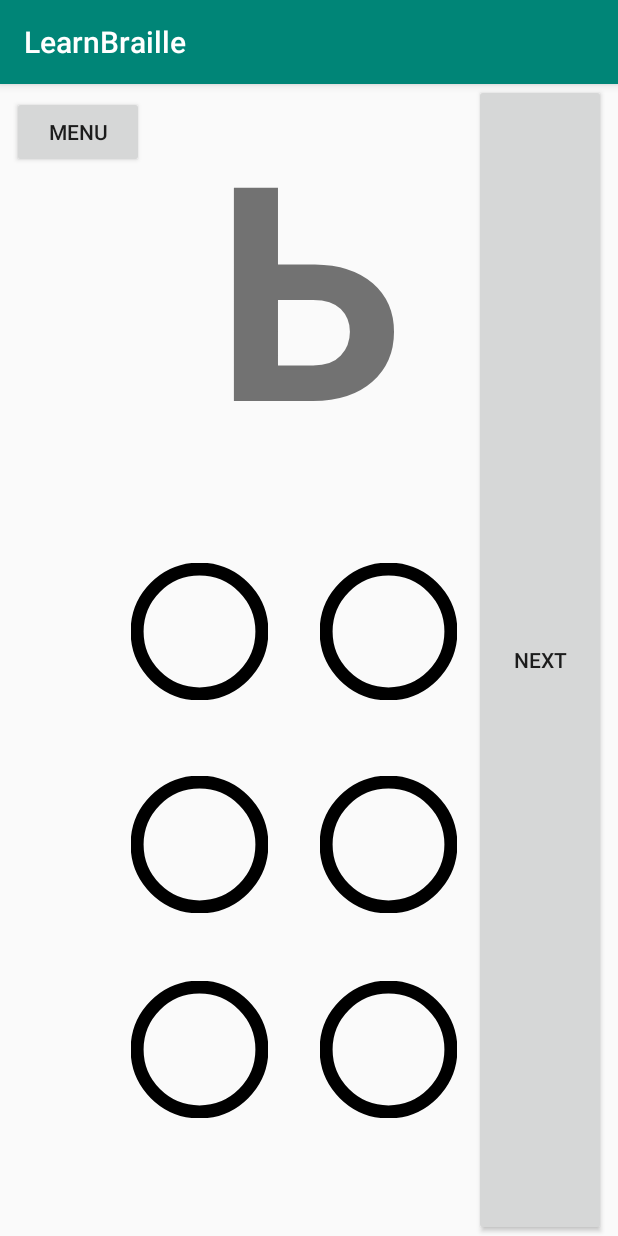
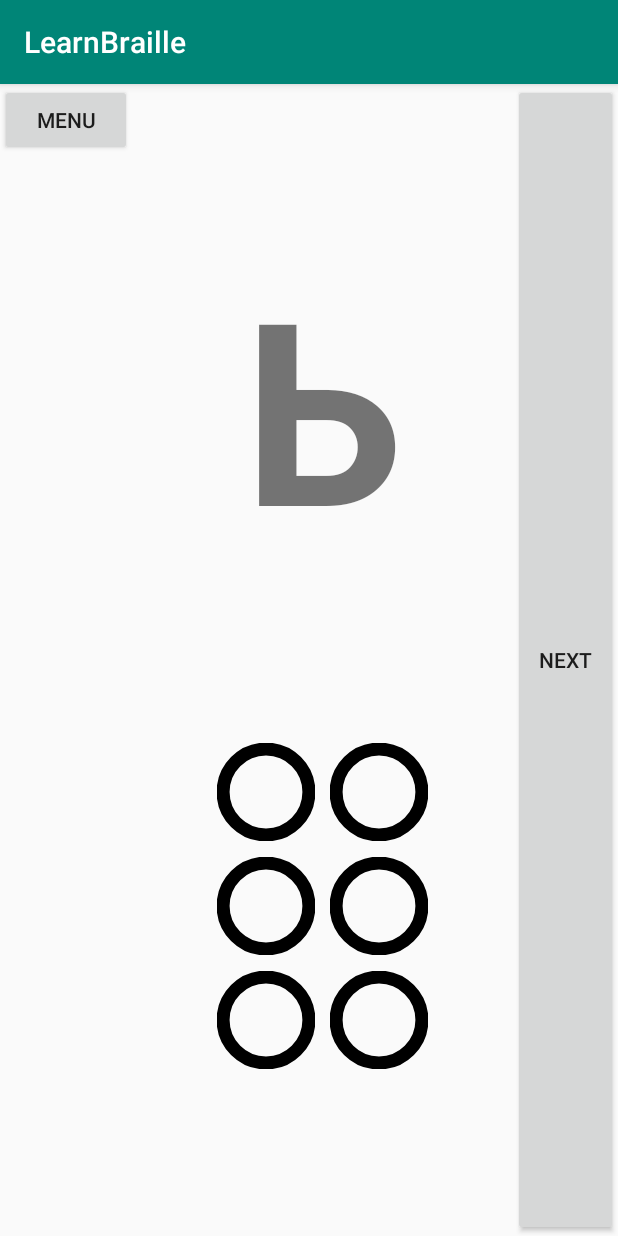
Before and after one commit to braille-systems/learn-braille, an Android app: the PracticeFragment screen opened through its navigation route, on a phone screen of 412 x 824 dp. Run offline under Robolectric (Android 15) with nearby library versions, the phone set to English and light mode, and no system bars; our stand-ins replace data binding.

Commit message:
#2.3 add more relation constraints to fit small screen sizes

```diff
--- a/android/app/src/main/res/drawable/checked_round_checkbox.xml
+++ b/android/app/src/main/res/drawable/checked_round_checkbox.xml
@@ -4,6 +4,6 @@
     <solid
         android:color="@android:color/black" />
     <size
-        android:width="35dp"
-        android:height="35dp"/>
+        android:width="@dimen/braille_dot_size"
+        android:height="@dimen/braille_dot_size"/>
 </shape>
--- a/android/app/src/main/res/drawable/unchecked_round_checkbox.xml
+++ b/android/app/src/main/res/drawable/unchecked_round_checkbox.xml
@@ -2,9 +2,9 @@
 <shape xmlns:android="http://schemas.android.com/apk/res/android"
     android:shape="oval">
     <stroke
-        android:width="3dp"
+        android:width="@dimen/braille_dots_unchecked_width"
         android:color="@android:color/black"/>
     <size
-        android:width="35dp"
-        android:height="35dp"/>
+        android:width="@dimen/braille_dot_size"
+        android:height="@dimen/braille_dot_size"/>
 </shape>
--- a/android/app/src/main/res/layout/fragment_practice.xml
+++ b/android/app/src/main/res/layout/fragment_practice.xml
@@ -14,52 +14,52 @@
                 android:layout_width="wrap_content"
                 android:layout_height="wrap_content"
                 android:text=""
-            android:textSize="200sp"
+                android:textSize="170sp"
                 android:textStyle="bold"
-            app:layout_constraintEnd_toEndOf="parent"
+                app:layout_constraintBottom_toTopOf="@+id/constraintLayout2"
+                app:layout_constraintEnd_toStartOf="@+id/next_button"
                 app:layout_constraintHorizontal_bias="0.5"
-            app:layout_constraintStart_toStartOf="parent"
+                app:layout_constraintStart_toEndOf="@+id/main_menu_button"
                 app:layout_constraintTop_toTopOf="parent"
                 tools:text="M" />
 
         <Button
                 android:id="@+id/next_button"
-            android:layout_width="wrap_content"
+                android:layout_width="70sp"
                 android:layout_height="0dp"
-            android:layout_marginEnd="8dp"
                 android:text="@string/practice_next"
+                android:textSize="14sp"
                 app:layout_constraintBottom_toBottomOf="parent"
                 app:layout_constraintEnd_toEndOf="parent"
-            app:layout_constraintTop_toTopOf="parent" />
+                app:layout_constraintTop_toTopOf="parent"
+                app:layout_constraintVertical_bias="0.0" />
 
         <Button
                 android:id="@+id/main_menu_button"
                 android:layout_width="wrap_content"
                 android:layout_height="wrap_content"
-            android:layout_marginStart="8dp"
-            android:layout_marginTop="8dp"
                 android:text="@string/practice_menu"
                 app:layout_constraintStart_toStartOf="parent"
                 app:layout_constraintTop_toTopOf="parent" />
 
         <androidx.constraintlayout.widget.ConstraintLayout
                 android:id="@+id/constraintLayout2"
-            android:layout_width="0dp"
-            android:layout_height="0dp"
-            android:layout_marginEnd="20dp"
+                android:layout_width="wrap_content"
+                android:layout_height="wrap_content"
                 app:layout_constraintBottom_toBottomOf="parent"
-            app:layout_constraintEnd_toEndOf="parent"
-            app:layout_constraintHorizontal_bias="1.0"
-            app:layout_constraintStart_toStartOf="parent"
-            app:layout_constraintTop_toBottomOf="@+id/letter"
-            app:layout_constraintVertical_bias="0.0">
+                app:layout_constraintEnd_toEndOf="@+id/letter"
+                app:layout_constraintStart_toStartOf="@+id/letter"
+                app:layout_constraintTop_toBottomOf="@+id/letter">
 
             <CheckBox
                     android:id="@+id/dotButton1"
                     style="@style/brailleDots"
                     android:layout_width="wrap_content"
                     android:layout_height="wrap_content"
-                android:layout_marginStart="25dp"
+                    android:layout_marginStart="@dimen/braille_dots_outer_horizontal_margin"
+                    android:layout_marginTop="@dimen/braille_dots_outer_vertical_margin"
+                    android:layout_marginEnd="@dimen/braille_dots_inner_horizontal_margin"
+                    android:layout_marginBottom="@dimen/braille_dots_inner_vertical_margin"
                     android:button="@drawable/round_checkbox"
                     android:scaleX="2.6"
                     android:scaleY="2.6"
@@ -75,9 +75,10 @@
                     style="@style/brailleDots"
                     android:layout_width="wrap_content"
                     android:layout_height="wrap_content"
-                android:layout_marginStart="25dp"
-                android:layout_marginTop="25dp"
-                android:layout_marginBottom="20dp"
+                    android:layout_marginStart="@dimen/braille_dots_outer_horizontal_margin"
+                    android:layout_marginTop="@dimen/braille_dots_inner_vertical_margin"
+                    android:layout_marginEnd="@dimen/braille_dots_outer_horizontal_margin"
+                    android:layout_marginBottom="@dimen/braille_dots_inner_vertical_margin"
                     android:button="@drawable/round_checkbox"
                     android:scaleX="2.6"
                     android:scaleY="2.6"
@@ -92,8 +93,10 @@
                     style="@style/brailleDots"
                     android:layout_width="wrap_content"
                     android:layout_height="wrap_content"
-                android:layout_marginStart="25dp"
-                android:layout_marginBottom="25dp"
+                    android:layout_marginStart="@dimen/braille_dots_outer_horizontal_margin"
+                    android:layout_marginTop="@dimen/braille_dots_inner_vertical_margin"
+                    android:layout_marginEnd="@dimen/braille_dots_outer_horizontal_margin"
+                    android:layout_marginBottom="@dimen/braille_dots_outer_vertical_margin"
                     android:button="@drawable/round_checkbox"
                     android:scaleX="2.6"
                     android:scaleY="2.6"
@@ -108,7 +111,10 @@
                     style="@style/brailleDots"
                     android:layout_width="wrap_content"
                     android:layout_height="wrap_content"
-                android:layout_marginEnd="25dp"
+                    android:layout_marginStart="@dimen/braille_dots_outer_horizontal_margin"
+                    android:layout_marginTop="@dimen/braille_dots_outer_vertical_margin"
+                    android:layout_marginEnd="@dimen/braille_dots_outer_horizontal_margin"
+                    android:layout_marginBottom="@dimen/braille_dots_inner_vertical_margin"
                     android:button="@drawable/round_checkbox"
                     android:scaleX="2.6"
                     android:scaleY="2.6"
@@ -123,9 +129,10 @@
                     style="@style/brailleDots"
                     android:layout_width="wrap_content"
                     android:layout_height="wrap_content"
-                android:layout_marginTop="25dp"
-                android:layout_marginEnd="25dp"
-                android:layout_marginBottom="20dp"
+                    android:layout_marginStart="@dimen/braille_dots_inner_horizontal_margin"
+                    android:layout_marginTop="@dimen/braille_dots_inner_vertical_margin"
+                    android:layout_marginEnd="@dimen/braille_dots_outer_horizontal_margin"
+                    android:layout_marginBottom="@dimen/braille_dots_inner_vertical_margin"
                     android:button="@drawable/round_checkbox"
                     android:scaleX="2.6"
                     android:scaleY="2.6"
@@ -140,8 +147,10 @@
                     style="@style/brailleDots"
                     android:layout_width="wrap_content"
                     android:layout_height="wrap_content"
-                android:layout_marginEnd="25dp"
-                android:layout_marginBottom="25dp"
+                    android:layout_marginStart="@dimen/braille_dots_inner_horizontal_margin"
+                    android:layout_marginTop="@dimen/braille_dots_inner_vertical_margin"
+                    android:layout_marginEnd="@dimen/braille_dots_outer_horizontal_margin"
+                    android:layout_marginBottom="@dimen/braille_dots_outer_vertical_margin"
                     android:button="@drawable/round_checkbox"
                     android:scaleX="2.6"
                     android:scaleY="2.6"
--- a/android/app/src/main/res/values/dimens.xml
+++ b/android/app/src/main/res/values/dimens.xml
@@ -1,4 +1,9 @@
 <?xml version="1.0" encoding="utf-8"?>
 <resources>
-    <dimen name="exitButtonHeight">265</dimen>
+    <dimen name="braille_dot_size">25dp</dimen>
+    <dimen name="braille_dots_unchecked_width">3dp</dimen>
+    <dimen name="braille_dots_outer_horizontal_margin">30dp</dimen>
+    <dimen name="braille_dots_outer_vertical_margin">30dp</dimen>
+    <dimen name="braille_dots_inner_horizontal_margin">20dp</dimen>
+    <dimen name="braille_dots_inner_vertical_margin">25dp</dimen>
 </resources>
```
Lines whose indentation alone changed are shown as unchanged.
